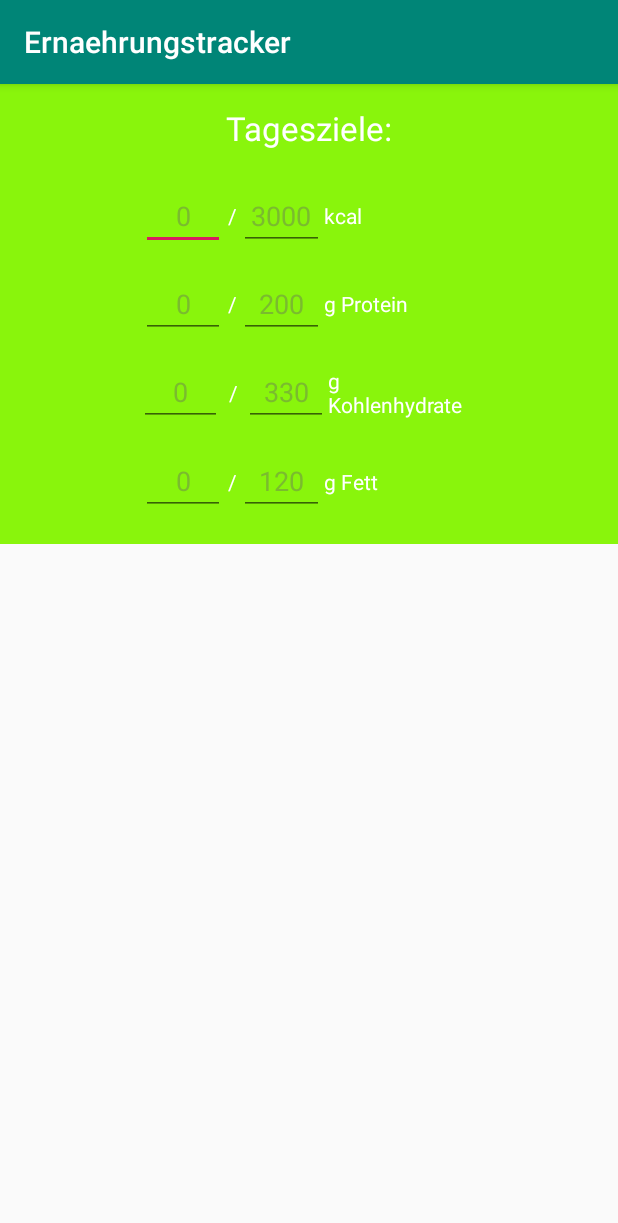
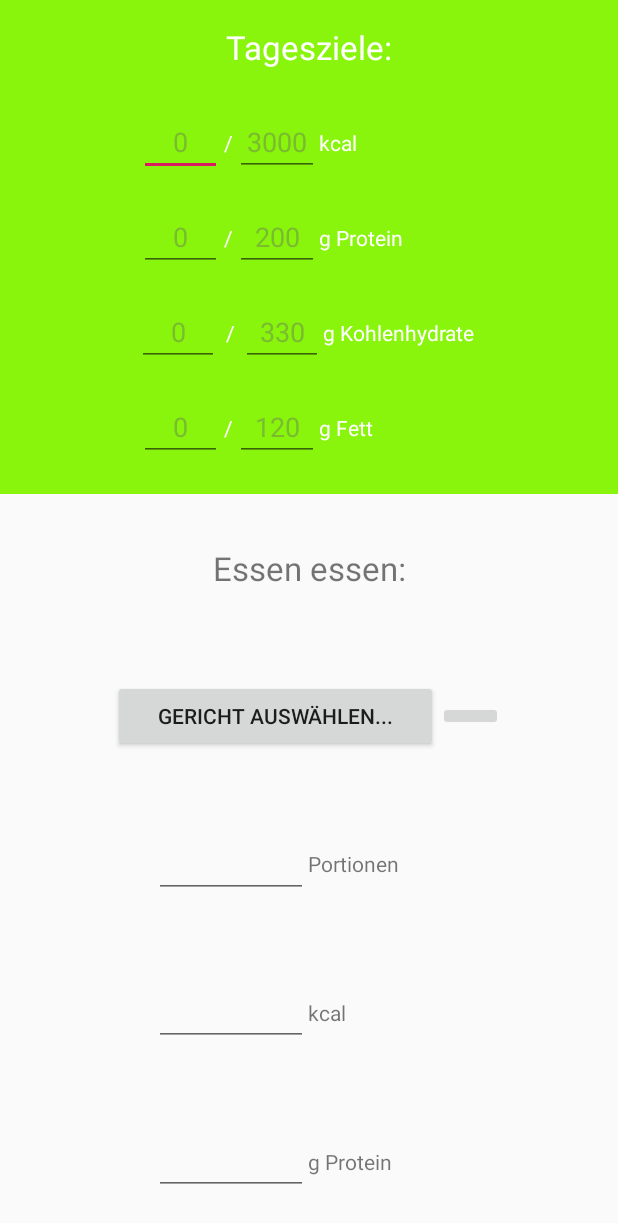
Before and after one commit to JannisUnkrig/Ernaehrungstracker, an Android app: the screen it shows after launch (MainActivity), on a phone screen of 412 x 824 dp. Shown: the top 1223 px of the screen. Run offline under Robolectric (Android 15) with nearby library versions, the phone set to English and light mode, and no system bars.

Commit message:
lower design

```diff
--- a/app/build.gradle
+++ b/app/build.gradle
@@ -26,4 +26,5 @@ dependencies {
     testImplementation 'junit:junit:4.12'
     androidTestImplementation 'androidx.test.ext:junit:1.1.0'
     androidTestImplementation 'androidx.test.espresso:espresso-core:3.1.1'
+    implementation 'com.google.android.material:material:1.0.0'
 }
--- a/app/src/main/res/layout/activity_main.xml
+++ b/app/src/main/res/layout/activity_main.xml
@@ -88,7 +88,7 @@
                     android:id="@+id/kcalTrackerText"
                     android:layout_width="0dp"
                     android:layout_height="wrap_content"
-                    android:layout_weight="1.07"
+                    android:layout_weight="1.13"
                     android:text="kcal"
                     android:textAlignment="viewStart"
                     android:textColor="#FFFFFF" />
@@ -152,7 +152,7 @@
                     android:id="@+id/proteinTrackerText"
                     android:layout_width="0dp"
                     android:layout_height="wrap_content"
-                    android:layout_weight="1.07"
+                    android:layout_weight="1.13"
                     android:text="g Protein"
                     android:textAlignment="viewStart"
                     android:textColor="#FFFFFF" />
@@ -217,7 +217,7 @@
                     android:id="@+id/kohlenhydrateTrackerText"
                     android:layout_width="0dp"
                     android:layout_height="wrap_content"
-                    android:layout_weight="1.07"
+                    android:layout_weight="1.13"
                     android:text="g Kohlenhydrate"
                     android:textAlignment="viewStart"
                     android:textColor="#FFFFFF" />
@@ -281,7 +281,7 @@
                     android:id="@+id/fettTrackerText"
                     android:layout_width="0dp"
                     android:layout_height="wrap_content"
-                    android:layout_weight="1.07"
+                    android:layout_weight="1.13"
                     android:text="g Fett"
                     android:textAlignment="viewStart"
                     android:textColor="#FFFFFF" />
@@ -307,6 +307,157 @@
             android:layout_weight="0.6"
             android:orientation="vertical">
 
+            <TextView
+                android:id="@+id/essenEssenHeadline"
+                android:layout_width="match_parent"
+                android:layout_height="0dp"
+                android:layout_weight="1"
+                android:gravity="center"
+                android:text="Essen essen:"
+                android:textAlignment="center"
+                android:textSize="22sp" />
+
+            <LinearLayout
+                android:id="@+id/gerichtAuswählenLayout"
+                android:layout_width="match_parent"
+                android:layout_height="0dp"
+                android:layout_weight="1"
+                android:gravity="center"
+                android:orientation="horizontal">
+
+                <Space
+                    android:layout_width="0dp"
+                    android:layout_height="wrap_content"
+                    android:layout_weight="0.35" />
+
+                <Button
+                    android:id="@+id/gerichtAuswählenButton"
+                    android:layout_width="0dp"
+                    android:layout_height="wrap_content"
+                    android:layout_weight="1"
+                    android:text="Gericht auswählen..." />
+
+                <ImageButton
+                    android:id="@+id/gerichtHinzufügenButton"
+                    android:layout_width="0dp"
+                    android:layout_height="wrap_content"
+                    android:layout_weight="0.2"
+                    tools:srcCompat="@android:drawable/ic_input_add" />
+
+                <Space
+                    android:layout_width="0dp"
+                    android:layout_height="wrap_content"
+                    android:layout_weight="0.35" />
+            </LinearLayout>
+
+            <LinearLayout
+                android:id="@+id/PortionenLayout"
+                android:layout_width="match_parent"
+                android:layout_height="0dp"
+                android:layout_weight="1"
+                android:gravity="center"
+                android:orientation="horizontal">
+
+                <Space
+                    android:layout_width="0dp"
+                    android:layout_height="wrap_content"
+                    android:layout_weight="1" />
+
+                <EditText
+                    android:id="@+id/toAddAmount"
+                    android:layout_width="0dp"
+                    android:layout_height="wrap_content"
+                    android:layout_weight="1"
+                    android:ems="10"
+                    android:inputType="numberDecimal"
+                    android:textAlignment="center" />
+
+                <TextView
+                    android:id="@+id/toAddPortionenText"
+                    android:layout_width="0dp"
+                    android:layout_height="wrap_content"
+                    android:layout_weight="1"
+                    android:text="Portionen"
+                    android:textAlignment="viewStart" />
+
+                <Space
+                    android:layout_width="0dp"
+                    android:layout_height="wrap_content"
+                    android:layout_weight="1" />
+            </LinearLayout>
+
+            <LinearLayout
+                android:id="@+id/addKcalLayout"
+                android:layout_width="match_parent"
+                android:layout_height="0dp"
+                android:layout_weight="1"
+                android:gravity="center"
+                android:orientation="horizontal">
+
+                <Space
+                    android:layout_width="0dp"
+                    android:layout_height="wrap_content"
+                    android:layout_weight="1" />
+
+                <EditText
+                    android:id="@+id/toAddKcal"
+                    android:layout_width="0dp"
+                    android:layout_height="wrap_content"
+                    android:layout_weight="1"
+                    android:ems="10"
+                    android:inputType="numberDecimal"
+                    android:textAlignment="center" />
+
+                <TextView
+                    android:id="@+id/toAddKcalText"
+                    android:layout_width="0dp"
+                    android:layout_height="wrap_content"
+                    android:layout_weight="1"
+                    android:text="kcal"
+                    android:textAlignment="viewStart" />
+
+                <Space
+                    android:layout_width="0dp"
+                    android:layout_height="wrap_content"
+                    android:layout_weight="1" />
+            </LinearLayout>
+
+            <LinearLayout
+                android:id="@+id/addProteinLayout"
+                android:layout_width="match_parent"
+                android:layout_height="0dp"
+                android:layout_weight="1"
+                android:gravity="center"
+                android:orientation="horizontal">
+
+                <Space
+                    android:layout_width="0dp"
+                    android:layout_height="wrap_content"
+                    android:layout_weight="1" />
+
+                <EditText
+                    android:id="@+id/toAddProtein"
+                    android:layout_width="0dp"
+                    android:layout_height="wrap_content"
+                    android:layout_weight="1"
+                    android:ems="10"
+                    android:inputType="numberDecimal"
+                    android:textAlignment="center" />
+
+                <TextView
+                    android:id="@+id/textView7"
+                    android:layout_width="0dp"
+                    android:layout_height="wrap_content"
+                    android:layout_weight="1"
+                    android:text="g Protein"
+                    android:textAlignment="viewStart" />
+
+                <Space
+                    android:layout_width="0dp"
+                    android:layout_height="wrap_content"
+                    android:layout_weight="1" />
+            </LinearLayout>
+
         </LinearLayout>
     </LinearLayout>
 </androidx.constraintlayout.widget.ConstraintLayout>
--- a/app/src/main/res/values/styles.xml
+++ b/app/src/main/res/values/styles.xml
@@ -1,7 +1,7 @@
 <resources>
 
     <!-- Base application theme. -->
-    <style name="AppTheme" parent="Theme.AppCompat.Light.DarkActionBar">
+    <style name="AppTheme" parent="Theme.AppCompat.Light.NoActionBar">
         <!-- Customize your theme here. -->
         <item name="colorPrimary">@color/colorPrimary</item>
         <item name="colorPrimaryDark">@color/colorPrimaryDark</item>
```
